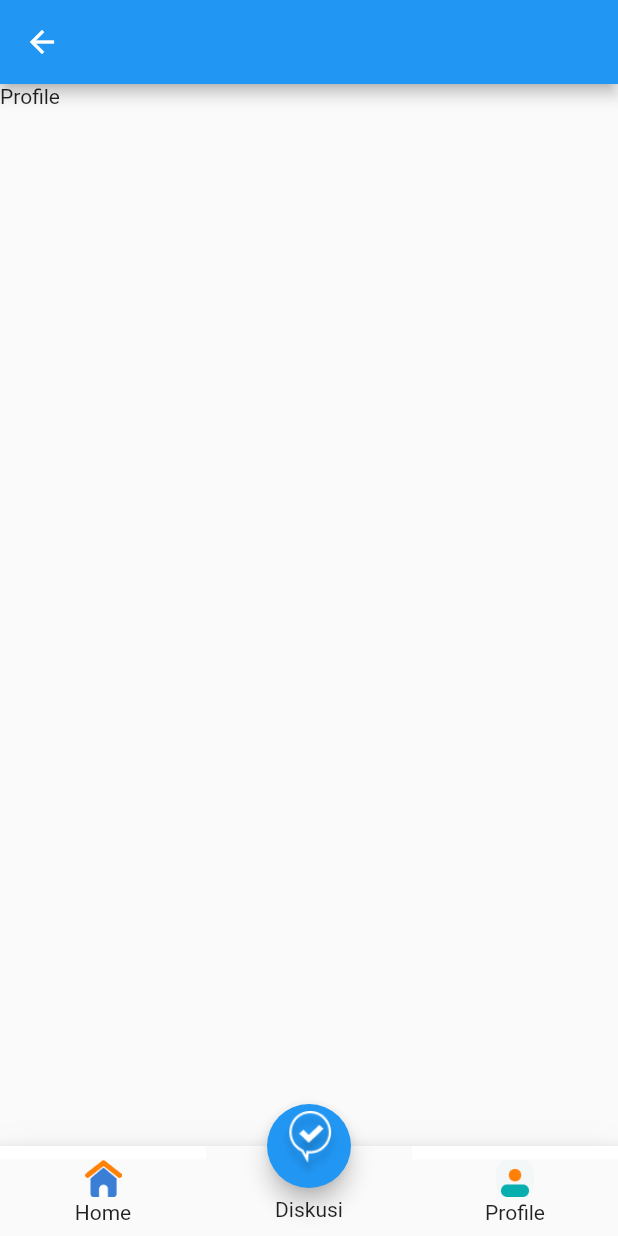
After one commit to HalimTeguh/project, a Flutter app: the MainPage screen opened by its route, after a tap on "Profile", on a phone screen of 412 x 824 dp. The commit adds this screen. Run offline on Flutter 3.47's test engine with Material 2 defaults, Android fonts, the light colour scheme and no system bars.

Commit message:
botton navigation - main page

```diff
--- a/belajar_yuk/lib/constants/R/assets.dart
+++ b/belajar_yuk/lib/constants/R/assets.dart
@@ -5,5 +5,9 @@
   String icGoogle = "assets/auth/ic_google.png";
   String icApple = "assets/auth/ic_apple.png";
 
+  String icHome = "assets/ic_home.png";
+  String icProfile = "assets/ic_profile.png";
+  String icDiscuss = "assets/ic_discuss.png";
+
 
 }
--- /dev/null
+++ b/belajar_yuk/lib/view/main/latihan_soal/home_page.dart
@@ -0,0 +1,20 @@
+import 'package:flutter/material.dart';
+
+class HomePage extends StatefulWidget {
+  const HomePage({super.key});
+
+  @override
+  State<HomePage> createState() => _HomePageState();
+}
+
+class _HomePageState extends State<HomePage> {
+  @override
+  Widget build(BuildContext context) {
+    return Scaffold(
+      appBar: AppBar(),
+      body: Column(children: [
+        Text("Home")
+      ]),
+    );
+  }
+}
--- /dev/null
+++ b/belajar_yuk/lib/view/main/profile/profile_page.dart
@@ -0,0 +1,22 @@
+import 'package:flutter/material.dart';
+import 'package:flutter/src/widgets/container.dart';
+import 'package:flutter/src/widgets/framework.dart';
+
+class ProfilePage extends StatefulWidget {
+  const ProfilePage({super.key});
+
+  @override
+  State<ProfilePage> createState() => _ProfilePageState();
+}
+
+class _ProfilePageState extends State<ProfilePage> {
+  @override
+  Widget build(BuildContext context) {
+    return Scaffold(
+      appBar: AppBar(),
+      body: Column(children: [
+        Text("Profile")
+      ]),
+    );
+  }
+}
```
Also changed, not shown: belajar_yuk/lib/view/main/Discussion/chat_page.dart (added, +20 -0 lines), belajar_yuk/lib/view/register_page.dart (+9 -3 lines).
